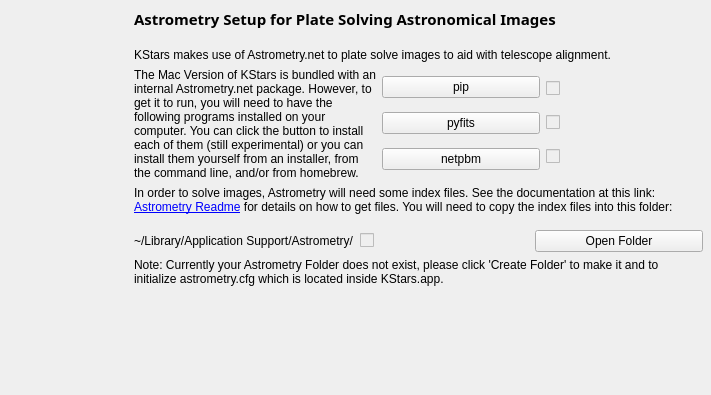
Before: the Qt Designer form kstars/dialogs/wizastrometry.ui in KDE/kstars, drawn with Qt 5.
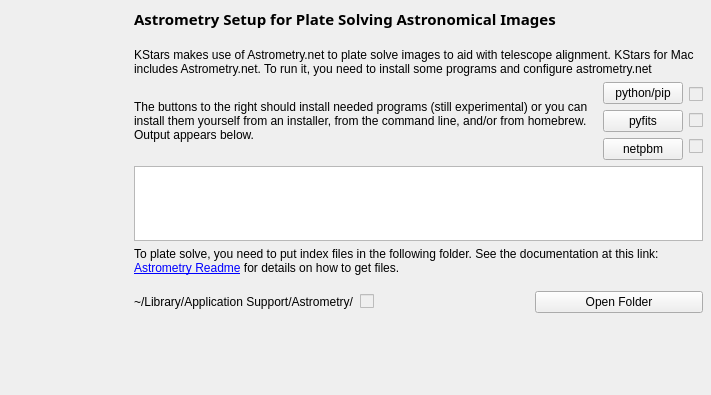
After: the same form once the commit is applied.

Commit message: Wizard improvements in OSX

What changed in the file:
```diff
--- a/kstars/dialogs/wizastrometry.ui
+++ b/kstars/dialogs/wizastrometry.ui
@@ -81,7 +81,7 @@
      <item>
       <widget class="QLabel" name="WelcomeText">
        <property name="text">
-        <string>&lt;html&gt;&lt;head/&gt;&lt;body&gt;&lt;p&gt;KStars makes use of Astrometry.net to plate solve images to aid with telescope alignment. &lt;/p&gt;&lt;/body&gt;&lt;/html&gt;</string>
+        <string>&lt;html&gt;&lt;head/&gt;&lt;body&gt;&lt;p&gt;KStars makes use of Astrometry.net to plate solve images to aid with telescope alignment.  KStars for Mac includes Astrometry.net. To run it, you need to install some programs and configure astrometry.net&lt;/p&gt;&lt;/body&gt;&lt;/html&gt;</string>
        </property>
        <property name="wordWrap">
         <bool>true</bool>
@@ -95,8 +95,14 @@
        </property>
        <item>
         <widget class="QLabel" name="label">
+         <property name="sizePolicy">
+          <sizepolicy hsizetype="Expanding" vsizetype="Preferred">
+           <horstretch>0</horstretch>
+           <verstretch>0</verstretch>
+          </sizepolicy>
+         </property>
          <property name="text">
-          <string>&lt;html&gt;&lt;head/&gt;&lt;body&gt;&lt;p&gt;The Mac Version of KStars is bundled with an internal Astrometry.net package. However, to get it to run, you will need to have the following programs installed on your computer. You can click the button to install each of them (still experimental) or you can install them yourself from an installer, from the command line, and/or from homebrew.&lt;/p&gt;&lt;/body&gt;&lt;/html&gt;</string>
+          <string>&lt;html&gt;&lt;head/&gt;&lt;body&gt;&lt;p&gt;The buttons to the right should install needed programs (still experimental) or you can install them yourself from an installer, from the command line, and/or from homebrew.  Output appears below.&lt;/p&gt;&lt;/body&gt;&lt;/html&gt;</string>
          </property>
          <property name="wordWrap">
           <bool>true</bool>
@@ -108,7 +114,7 @@
          <item>
           <widget class="QPushButton" name="pipInstall">
            <property name="text">
-            <string>pip</string>
+            <string>python/pip</string>
            </property>
           </widget>
          </item>
@@ -130,6 +136,9 @@
        </item>
        <item>
         <layout class="QVBoxLayout" name="verticalLayout_2">
+         <property name="spacing">
+          <number>-1</number>
+         </property>
          <item>
           <widget class="QCheckBox" name="pipFound">
            <property name="enabled">
@@ -165,9 +174,19 @@
       </layout>
      </item>
      <item>
-      <widget class="QLabel" name="label_2">
+      <widget class="QPlainTextEdit" name="programOutput">
+       <property name="enabled">
+        <bool>true</bool>
+       </property>
+       <property name="readOnly">
+        <bool>true</bool>
+       </property>
+      </widget>
+     </item>
+     <item>
+      <widget class="QLabel" name="astrometryFeedback">
        <property name="text">
-        <string>&lt;html&gt;&lt;head/&gt;&lt;body&gt;&lt;p&gt;In order to solve images, Astrometry will need some index files. See the documentation at this link: &lt;a href=&quot;http://astrometry.net/doc/readme.html&quot;&gt;&lt;span style=&quot; text-decoration: underline; color:#0000ff;&quot;&gt;Astrometry Readme&lt;/span&gt;&lt;/a&gt; for details on how to get files. You will need to copy the index files into this folder:&lt;/p&gt;&lt;/body&gt;&lt;/html&gt;</string>
+        <string>&lt;html&gt;&lt;head/&gt;&lt;body&gt;&lt;p&gt;To plate solve, you need to put index files in the following folder. See the documentation at this link: &lt;a href=&quot;http://astrometry.net/doc/readme.html&quot;&gt;Astrometry Readme&lt;/a&gt; for details on how to get files.&lt;/p&gt;&lt;/body&gt;&lt;/html&gt;</string>
        </property>
        <property name="wordWrap">
         <bool>true</bool>
@@ -205,16 +224,6 @@
        </item>
       </layout>
      </item>
-     <item>
-      <widget class="QLabel" name="astrometryFeedback">
-       <property name="text">
-        <string>&lt;html&gt;&lt;head/&gt;&lt;body&gt;&lt;p&gt;Note: Currently your Astrometry Folder does not exist, please click 'Create Folder' to make it and to initialize astrometry.cfg which is located inside KStars.app.&lt;/p&gt;&lt;/body&gt;&lt;/html&gt;</string>
-       </property>
-       <property name="wordWrap">
-        <bool>true</bool>
-       </property>
-      </widget>
-     </item>
      <item>
       <spacer>
        <property name="orientation">
```
Left out of the diff: 5 changed lines with no effect on the pictures. The commit also changes 2 other files.
